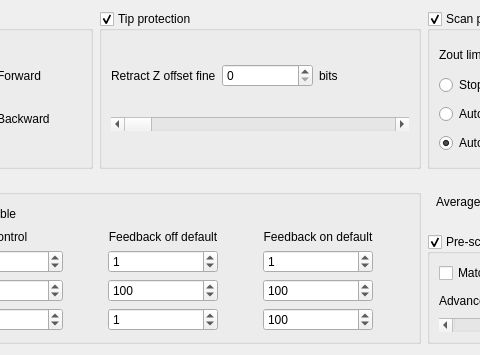
Qt form pyqt5 STM software/ui/ScanOptions.ui (freestylexyz/STM-pyqt5-software) before a commit; both pictures show x 239 to 719 and y 0 to 355 of the 998 by 355 pixel window.
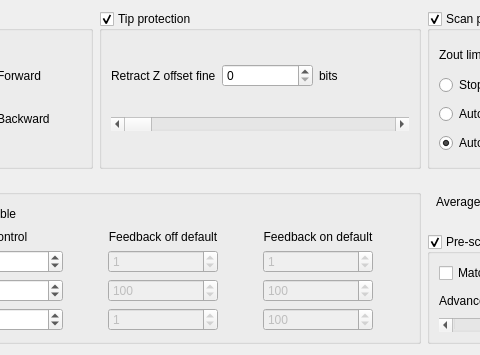
The same form after that commit.

Patch:
```diff
--- a/pyqt5 STM software/ui/ScanOptions.ui
+++ b/pyqt5 STM software/ui/ScanOptions.ui
@@ -247,6 +247,9 @@
       </item>
       <item row="2" column="2">
        <widget class="QSpinBox" name="spinBox_MoveOFF_Delay">
+        <property name="enabled">
+         <bool>false</bool>
+        </property>
         <property name="sizePolicy">
          <sizepolicy hsizetype="Fixed" vsizetype="Fixed">
           <horstretch>0</horstretch>
@@ -281,6 +284,9 @@
       </item>
       <item row="2" column="3">
        <widget class="QSpinBox" name="spinBox_MoveON_Delay">
+        <property name="enabled">
+         <bool>false</bool>
+        </property>
         <property name="sizePolicy">
          <sizepolicy hsizetype="Fixed" vsizetype="Fixed">
           <horstretch>0</horstretch>
@@ -349,6 +355,9 @@
       </item>
       <item row="4" column="2">
        <widget class="QSpinBox" name="spinBox_ReadOFF_Delay">
+        <property name="enabled">
+         <bool>false</bool>
+        </property>
         <property name="sizePolicy">
          <sizepolicy hsizetype="Fixed" vsizetype="Fixed">
           <horstretch>0</horstretch>
@@ -383,6 +392,9 @@
       </item>
       <item row="4" column="3">
        <widget class="QSpinBox" name="spinBox_ReadON_Delay">
+        <property name="enabled">
+         <bool>false</bool>
+        </property>
         <property name="sizePolicy">
          <sizepolicy hsizetype="Fixed" vsizetype="Fixed">
           <horstretch>0</horstretch>
@@ -454,6 +466,9 @@
       </item>
       <item row="6" column="2">
        <widget class="QSpinBox" name="spinBox_LineOFF_Delay">
+        <property name="enabled">
+         <bool>false</bool>
+        </property>
         <property name="sizePolicy">
          <sizepolicy hsizetype="Fixed" vsizetype="Fixed">
           <horstretch>0</horstretch>
@@ -488,6 +503,9 @@
       </item>
       <item row="6" column="3">
        <widget class="QSpinBox" name="spinBox_LineON_Delay">
+        <property name="enabled">
+         <bool>false</bool>
+        </property>
         <property name="sizePolicy">
          <sizepolicy hsizetype="Fixed" vsizetype="Fixed">
           <horstretch>0</horstretch>
```
